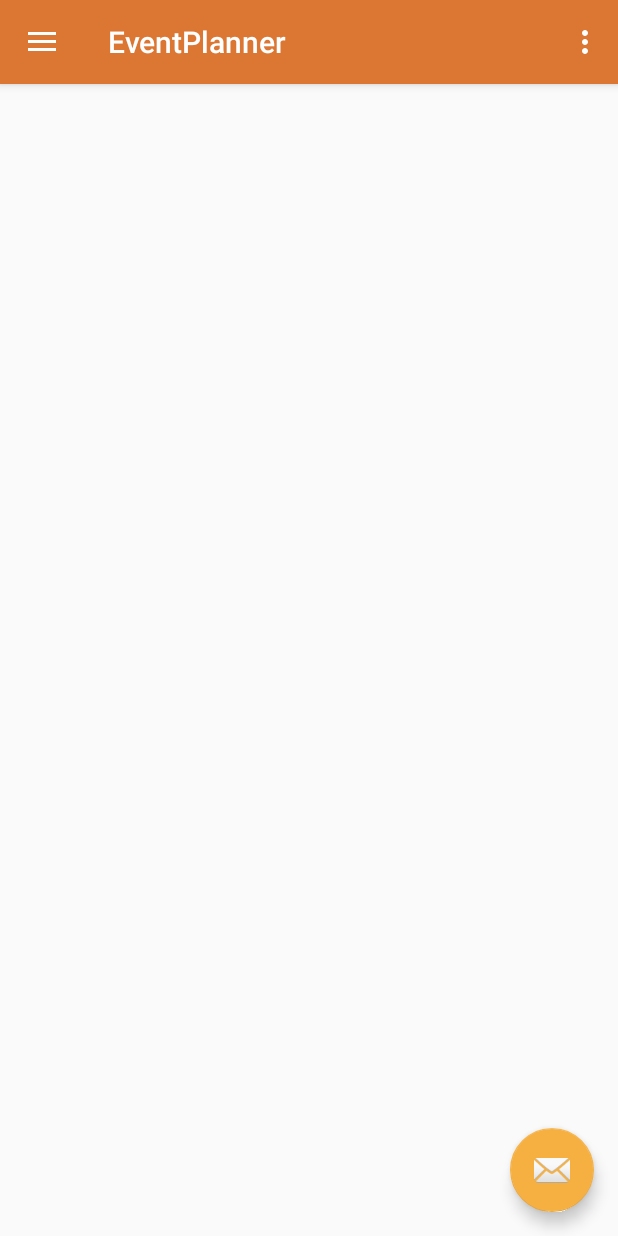
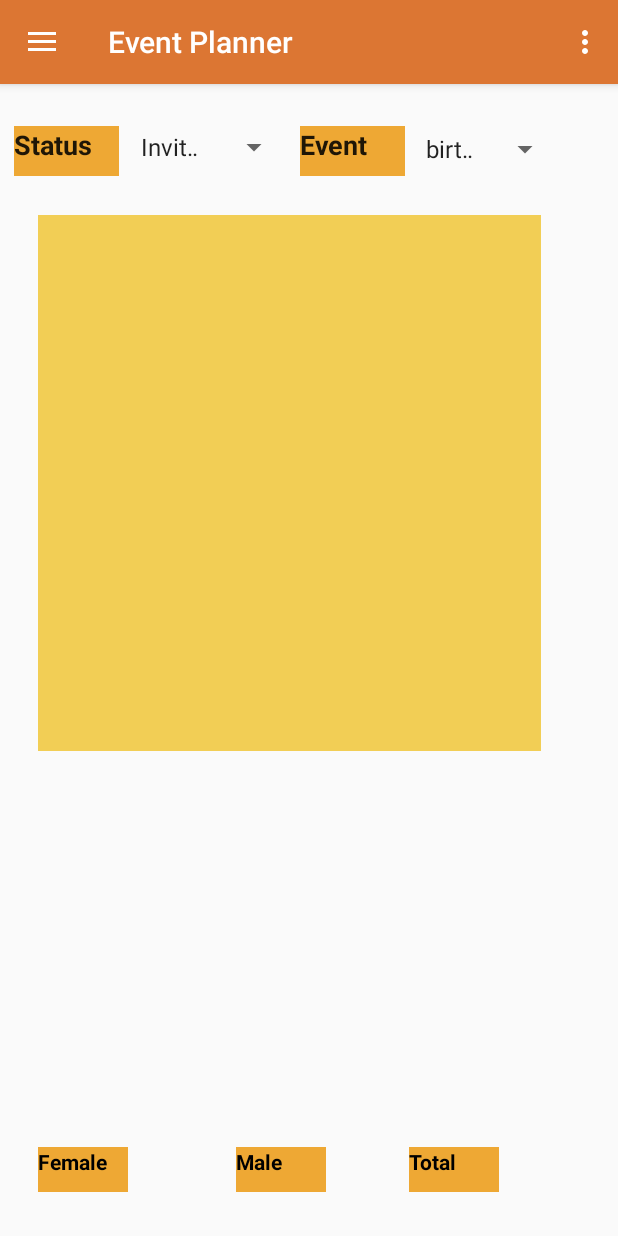
Before and after one commit to NaduniRanasinghe/Event-Planner, an Android app: the screen it shows after launch (MainActivity), in the side drawer, after a tap on "Guests", on a phone screen of 412 x 824 dp. Run offline under Robolectric (Android 15) with nearby library versions, the phone set to English and light mode, and no system bars.

Commit message:
Changed guests view

```diff
--- /dev/null
+++ b/app/src/main/java/com/projects/naduni/eventplanner/GuestsView.java
@@ -0,0 +1,36 @@
+package com.projects.naduni.eventplanner;
+
+import android.app.AlertDialog;
+import android.database.Cursor;
+import android.os.Bundle;
+import android.support.v4.app.Fragment;
+import android.view.LayoutInflater;
+import android.view.View;
+import android.view.ViewGroup;
+import android.widget.Button;
+
+import com.projects.naduni.eventplanner.Service.DatabaseHelper;
+
+public class GuestsView extends Fragment {
+
+
+
+//    Button btn_viewTodos;
+//    DatabaseHelper mydb;
+    @Override
+    public View onCreateView(LayoutInflater inflater, ViewGroup container,
+                             Bundle savedInstanceState) {
+        View view = inflater.inflate(R.layout.guestsview, container, false);
+
+        return view;
+    }
+
+//    public void showMessage(String title, String message){
+//        AlertDialog.Builder builder = new AlertDialog.Builder(this.getContext());
+//        builder.setCancelable(true);
+//        builder.setTitle(title);
+//        builder.setMessage(message);
+//        builder.show();
+//
+//    }
+}
--- a/app/src/main/java/com/projects/naduni/eventplanner/MainActivity.java
+++ b/app/src/main/java/com/projects/naduni/eventplanner/MainActivity.java
@@ -24,14 +24,14 @@ public class MainActivity extends AppCompatActivity
         Toolbar toolbar = (Toolbar) findViewById(R.id.toolbar);
         setSupportActionBar(toolbar);
 
-        FloatingActionButton fab = (FloatingActionButton) findViewById(R.id.fab);
-        fab.setOnClickListener(new View.OnClickListener() {
-            @Override
-            public void onClick(View view) {
-                Snackbar.make(view, "Replace with your own action", Snackbar.LENGTH_LONG)
-                        .setAction("Action", null).show();
-            }
-        });
+//        FloatingActionButton fab = (FloatingActionButton) findViewById(R.id.fab);
+//        fab.setOnClickListener(new View.OnClickListener() {
+//            @Override
+//            public void onClick(View view) {
+//                Snackbar.make(view, "Replace with your own action", Snackbar.LENGTH_LONG)
+//                        .setAction("Action", null).show();
+//            }
+//        });
 
         DrawerLayout drawer = (DrawerLayout) findViewById(R.id.drawer_layout);
         ActionBarDrawerToggle toggle = new ActionBarDrawerToggle(
@@ -89,11 +89,12 @@ public class MainActivity extends AppCompatActivity
         } else if (id == R.id.nav_events) {
 
         } else if (id == R.id.nav_guests) {
-
+            ft.replace(R.id.content_frame, new GuestsView());
+            ft.commit();
 
         } else if (id == R.id.nav_todo) {
 
-            ft.replace(R.id.content_frame, new TodoListAdd());
+            ft.replace(R.id.content_frame, new TodoListView());
             ft.commit();
         }
 
--- a/app/src/main/res/layout/app_bar_main.xml
+++ b/app/src/main/res/layout/app_bar_main.xml
@@ -14,7 +14,7 @@
         <android.support.v7.widget.Toolbar
             android:id="@+id/toolbar"
             android:layout_width="match_parent"
-            android:layout_height="?attr/actionBarSize"
+            android:layout_height="wrap_content"
             android:background="?attr/colorPrimary"
             app:popupTheme="@style/AppTheme.PopupOverlay" />
 
@@ -22,12 +22,12 @@
 
     <include layout="@layout/content_main" />
 
-    <android.support.design.widget.FloatingActionButton
-        android:id="@+id/fab"
-        android:layout_width="wrap_content"
-        android:layout_height="wrap_content"
-        android:layout_gravity="bottom|end"
-        android:layout_margin="@dimen/fab_margin"
-        app:srcCompat="@android:drawable/ic_dialog_email" />
+    <!--<android.support.design.widget.FloatingActionButton-->
+        <!--android:id="@+id/fab"-->
+        <!--android:layout_width="wrap_content"-->
+        <!--android:layout_height="wrap_content"-->
+        <!--android:layout_gravity="bottom|end"-->
+        <!--android:layout_margin="@dimen/fab_margin"-->
+        <!--app:srcCompat="@android:drawable/ic_dialog_email" />-->
 
 </android.support.design.widget.CoordinatorLayout>
--- /dev/null
+++ b/app/src/main/res/layout/guestsview.xml
@@ -0,0 +1,131 @@
+<?xml version="1.0" encoding="utf-8"?>
+<RelativeLayout xmlns:android="http://schemas.android.com/apk/res/android"
+    xmlns:app="http://schemas.android.com/apk/res-auto"
+    xmlns:tools="http://schemas.android.com/tools"
+    android:layout_width="match_parent"
+    android:layout_height="match_parent"
+    android:clickable="false">
+
+
+    <TextView
+        android:id="@+id/totalView"
+        android:layout_width="60dp"
+        android:layout_height="30dp"
+        android:layout_alignStart="@+id/statusview"
+        android:layout_alignLeft="@+id/statusview"
+        android:layout_alignParentBottom="true"
+        android:layout_marginStart="263dp"
+        android:layout_marginLeft="263dp"
+        android:layout_marginBottom="29dp"
+        android:background="@color/colorPrimaryDark"
+        android:text="Total"
+        android:textColor="@color/colorBlack"
+        android:textStyle="bold"
+        tools:text="Total" />
+
+    <TextView
+        android:id="@+id/maleView"
+        android:layout_width="60dp"
+        android:layout_height="30dp"
+        android:layout_alignStart="@+id/statusview"
+        android:layout_alignLeft="@+id/statusview"
+        android:layout_alignParentBottom="true"
+        android:layout_marginStart="148dp"
+        android:layout_marginLeft="148dp"
+        android:layout_marginBottom="29dp"
+        android:background="@color/colorPrimaryDark"
+        android:text="Male"
+        android:textColor="@color/colorBlack"
+        android:textStyle="bold"
+        tools:text="Male" />
+
+    <TextView
+        android:id="@+id/femaleView"
+        android:layout_width="60dp"
+        android:layout_height="30dp"
+        android:layout_alignStart="@+id/statusview"
+        android:layout_alignLeft="@+id/statusview"
+        android:layout_alignParentBottom="true"
+        android:layout_marginStart="16dp"
+        android:layout_marginLeft="16dp"
+        android:layout_marginBottom="29dp"
+        android:background="@color/colorPrimaryDark"
+        android:text="Female"
+        android:textColor="@color/colorBlack"
+        android:textStyle="bold"
+        tools:text="Female" />
+
+    <TextView
+        android:id="@+id/eventview"
+        android:layout_width="70dp"
+        android:layout_height="33dp"
+        android:background="@color/colorPrimaryDark"
+        android:layout_alignParentStart="true"
+        android:layout_alignParentLeft="true"
+        android:layout_alignParentTop="true"
+        android:layout_marginStart="200dp"
+        android:layout_marginLeft="200dp"
+        android:layout_marginTop="28dp"
+        android:text="@string/Event"
+        android:textAppearance="@style/TextAppearance.AppCompat"
+        android:textStyle="bold"
+        android:textSize="18sp"
+        />
+
+    <TextView
+        android:id="@+id/statusview"
+        android:layout_width="70dp"
+        android:layout_height="33dp"
+        android:layout_alignParentStart="true"
+        android:layout_alignParentLeft="true"
+        android:layout_alignParentTop="true"
+        android:layout_marginStart="9dp"
+        android:layout_marginLeft="9dp"
+        android:layout_marginTop="28dp"
+        android:background="@color/colorPrimaryDark"
+        android:text="@string/guest_status"
+        android:textAppearance="@style/TextAppearance.AppCompat"
+        android:textSize="18sp"
+        android:textStyle="bold"
+        tools:text="@string/guest_status" />
+
+    <Spinner
+        android:id="@+id/spinner2"
+        android:layout_width="98dp"
+        android:layout_height="wrap_content"
+        android:layout_below="@+id/eventview"
+        android:layout_alignParentStart="true"
+        android:layout_alignParentLeft="true"
+        android:layout_marginStart="276dp"
+        android:layout_marginLeft="276dp"
+        android:layout_marginTop="-30dp"
+        android:entries="@array/event_array"
+        android:prompt="@string/event_prompt" />
+
+    <Spinner
+        android:id="@+id/spinner"
+        android:layout_width="107dp"
+        android:layout_height="wrap_content"
+        android:layout_below="@+id/eventview"
+        android:layout_alignParentStart="true"
+        android:layout_alignParentLeft="true"
+        android:layout_marginStart="86dp"
+        android:layout_marginLeft="86dp"
+        android:layout_marginTop="-31dp"
+        android:entries="@array/status_array"
+        android:prompt="@string/status_prompt" />
+
+    <ListView
+        android:layout_width="335dp"
+        android:layout_height="357dp"
+        android:layout_alignParentStart="true"
+        android:layout_alignParentLeft="true"
+        android:layout_alignParentTop="true"
+        android:layout_marginStart="25dp"
+        android:layout_marginLeft="25dp"
+        android:layout_marginTop="87dp"
+        android:background="#f2ce55" />
+
+
+
+</RelativeLayout>
--- a/app/src/main/res/values/colors.xml
+++ b/app/src/main/res/values/colors.xml
@@ -3,13 +3,13 @@
 
 
 
-    <color name="colorBlack">#000</color>
+    <color name="colorBlack">#000000</color>
     <color name="colordarkgreen">	#006400</color>
     <color name="colorwhite">#fff</color>
 
 
     <color name="colorPrimary">#DC7633</color>
-    <color name="colorPrimaryDark">#F5B041</color>
+    <color name="colorPrimaryDark">#eea834</color>
     <color name="colorAccent">#F5B041</color>
 
 </resources>
--- a/app/src/main/res/values/strings.xml
+++ b/app/src/main/res/values/strings.xml
@@ -1,9 +1,27 @@
 <resources>
-    <string name="app_name">EventPlanner</string>
+    <string name="app_name">Event Planner</string>
     <string name="navigation_drawer_open">Open navigation drawer</string>
     <string name="navigation_drawer_close">Close navigation drawer</string>
     <string name="nav_header_title">Event Planner</string>
     <string name="nav_header_subtitle">android.studio@android.com</string>
     <string name="nav_header_desc">Navigation header</string>
     <string name="action_settings">Settings</string>
+    <string name="guest_status">Status</string>
+    <string name="Event">Event</string>
+    <string name="status_prompt">Status</string>
+    <string-array name="status_array">
+        <item>Invited</item>
+        <item>RSVP</item>
+        <item>Not Invited</item>
+        <item>Attending</item>
+        <item>Waiting RSVP</item>
+        <item>Not Invited</item>
+    </string-array>
+
+    <string name="event_prompt">Event</string>
+    <string-array name="event_array">
+        <item>birthday</item>
+        <item>Wedding</item>
+        <item>Party</item>
+    </string-array>
 </resources>
```
